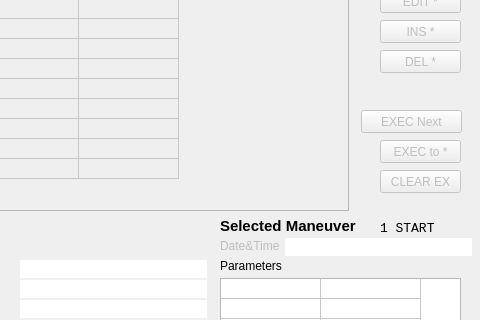
First picture: the form in source/ui/mainwindow.ui, repository whiskie14142/SolarSystemVoyager, before the edit; both pictures show x 160 to 640 and y 129 to 449 of the 640 by 700 pixel window.
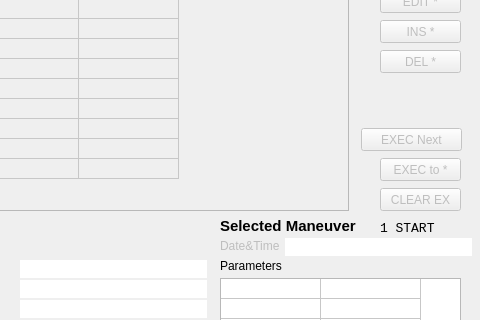
Second picture: the form after the edit.

```diff
--- a/source/ui/mainwindow.ui
+++ b/source/ui/mainwindow.ui
@@ -145,7 +145,7 @@
     <property name="geometry">
      <rect>
       <x>521</x>
-      <y>220</y>
+      <y>238</y>
       <width>101</width>
       <height>23</height>
      </rect>
@@ -227,7 +227,7 @@
     <property name="geometry">
      <rect>
       <x>540</x>
-      <y>250</y>
+      <y>268</y>
       <width>81</width>
       <height>23</height>
      </rect>
@@ -392,7 +392,7 @@
     <property name="geometry">
      <rect>
       <x>540</x>
-      <y>280</y>
+      <y>298</y>
       <width>81</width>
       <height>23</height>
      </rect>
```
